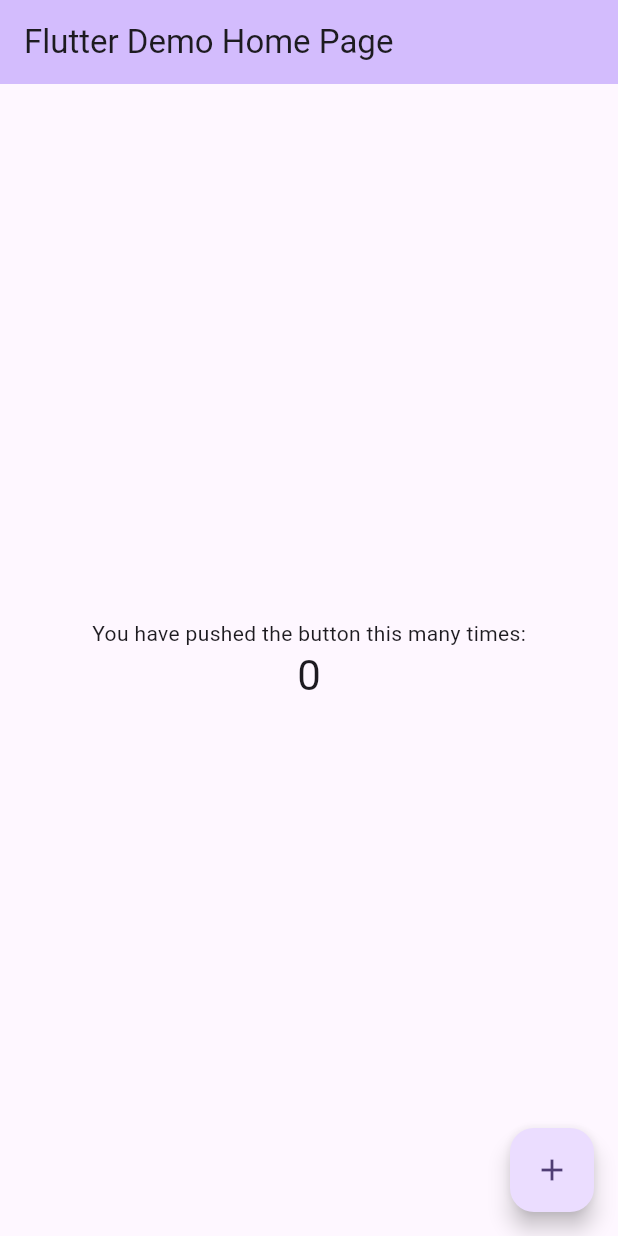
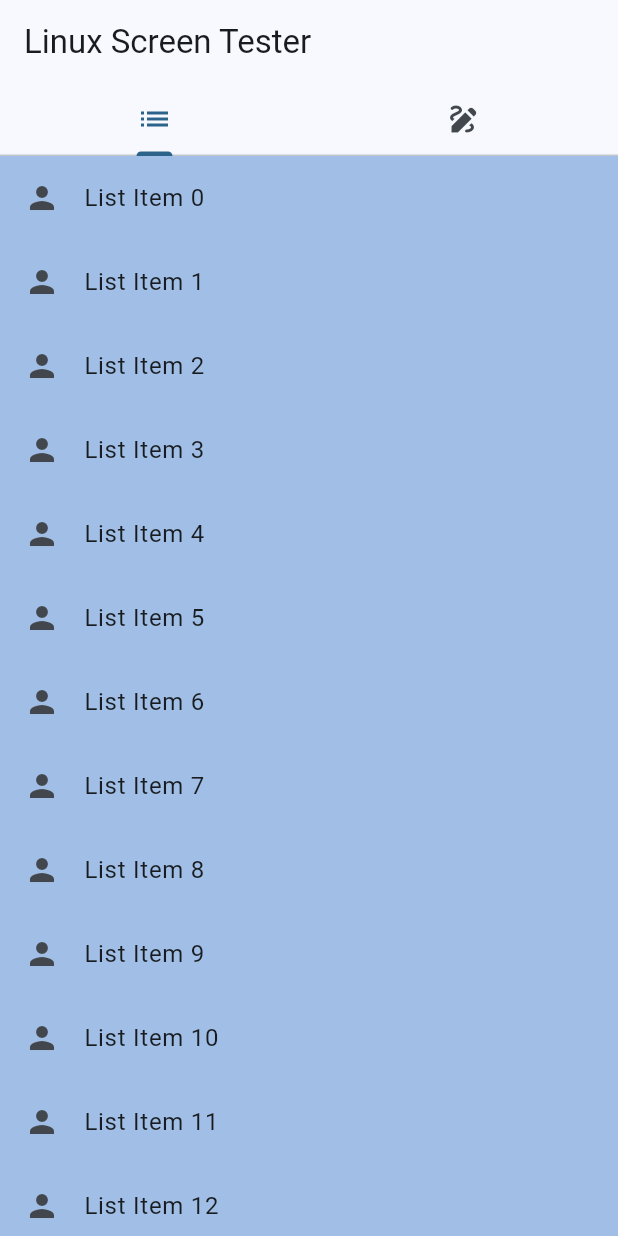
Before and after one commit to Arthurius/flutter_linux_screen_test, a Flutter app: the screen it shows after launch, on a phone screen of 412 x 824 dp. Run offline on Flutter 3.47's test engine with Material 3 defaults, Android fonts, the phone set to English and light mode, and no system bars.

Commit message:
Add scrolling and drawing demo's

```diff
--- a/lib/main.dart
+++ b/lib/main.dart
@@ -1,4 +1,6 @@
 import 'package:flutter/material.dart';
+import 'package:flutter_linux_screen_test/draw/draw_screen.dart';
+import 'package:flutter_linux_screen_test/scroll/scroll_screen.dart';
 
 void main() {
   runApp(const MyApp());
@@ -7,116 +9,33 @@ void main() {
 class MyApp extends StatelessWidget {
   const MyApp({super.key});
 
-  // This widget is the root of your application.
   @override
   Widget build(BuildContext context) {
     return MaterialApp(
       title: 'Flutter Demo',
+      debugShowCheckedModeBanner: false,
       theme: ThemeData(
-        // This is the theme of your application.
-        //
-        // TRY THIS: Try running your application with "flutter run". You'll see
-        // the application has a purple toolbar. Then, without quitting the app,
-        // try changing the seedColor in the colorScheme below to Colors.green
-        // and then invoke "hot reload" (save your changes or press the "hot
-        // reload" button in a Flutter-supported IDE, or press "r" if you used
-        // the command line to start the app).
-        //
-        // Notice that the counter didn't reset back to zero; the application
-        // state is not lost during the reload. To reset the state, use hot
-        // restart instead.
-        //
-        // This works for code too, not just values: Most code changes can be
-        // tested with just a hot reload.
-        colorScheme: ColorScheme.fromSeed(seedColor: Colors.deepPurple),
+        colorScheme: ColorScheme.fromSeed(seedColor: Color(0xFF0088CD)),
       ),
-      home: const MyHomePage(title: 'Flutter Demo Home Page'),
+      home: DefaultTabController(
+        length: 3,
+        child: Scaffold(appBar: AppBar(
+            bottom: const TabBar(
+              tabs: [
+                Tab(icon: Icon(Icons.list)),
+                Tab(icon: Icon(Icons.draw)),
+              ],
+            ),
+            title: const Text('Linux Screen Tester'),
+          ),
+          body: const TabBarView(
+            children: [
+              ScrollScreen(),
+              DrawScreen(),
+            ],
+          ),
+      ),
+      ),
     );
   }
 }
-
-class MyHomePage extends StatefulWidget {
-  const MyHomePage({super.key, required this.title});
-
-  // This widget is the home page of your application. It is stateful, meaning
-  // that it has a State object (defined below) that contains fields that affect
-  // how it looks.
-
-  // This class is the configuration for the state. It holds the values (in this
-  // case the title) provided by the parent (in this case the App widget) and
-  // used by the build method of the State. Fields in a Widget subclass are
-  // always marked "final".
-
-  final String title;
-
-  @override
-  State<MyHomePage> createState() => _MyHomePageState();
-}
-
-class _MyHomePageState extends State<MyHomePage> {
-  int _counter = 0;
-
-  void _incrementCounter() {
-    setState(() {
-      // This call to setState tells the Flutter framework that something has
-      // changed in this State, which causes it to rerun the build method below
-      // so that the display can reflect the updated values. If we changed
-      // _counter without calling setState(), then the build method would not be
-      // called again, and so nothing would appear to happen.
-      _counter++;
-    });
-  }
-
-  @override
-  Widget build(BuildContext context) {
-    // This method is rerun every time setState is called, for instance as done
-    // by the _incrementCounter method above.
-    //
-    // The Flutter framework has been optimized to make rerunning build methods
-    // fast, so that you can just rebuild anything that needs updating rather
-    // than having to individually change instances of widgets.
-    return Scaffold(
-      appBar: AppBar(
-        // TRY THIS: Try changing the color here to a specific color (to
-        // Colors.amber, perhaps?) and trigger a hot reload to see the AppBar
-        // change color while the other colors stay the same.
-        backgroundColor: Theme.of(context).colorScheme.inversePrimary,
-        // Here we take the value from the MyHomePage object that was created by
-        // the App.build method, and use it to set our appbar title.
-        title: Text(widget.title),
-      ),
-      body: Center(
-        // Center is a layout widget. It takes a single child and positions it
-        // in the middle of the parent.
-        child: Column(
-          // Column is also a layout widget. It takes a list of children and
-          // arranges them vertically. By default, it sizes itself to fit its
-          // children horizontally, and tries to be as tall as its parent.
-          //
-          // Column has various properties to control how it sizes itself and
-          // how it positions its children. Here we use mainAxisAlignment to
-          // center the children vertically; the main axis here is the vertical
-          // axis because Columns are vertical (the cross axis would be
-          // horizontal).
-          //
-          // TRY THIS: Invoke "debug painting" (choose the "Toggle Debug Paint"
-          // action in the IDE, or press "p" in the console), to see the
-          // wireframe for each widget.
-          mainAxisAlignment: MainAxisAlignment.center,
-          children: <Widget>[
-            const Text('You have pushed the button this many times:'),
-            Text(
-              '$_counter',
-              style: Theme.of(context).textTheme.headlineMedium,
-            ),
-          ],
-        ),
-      ),
-      floatingActionButton: FloatingActionButton(
-        onPressed: _incrementCounter,
-        tooltip: 'Increment',
-        child: const Icon(Icons.add),
-      ), // This trailing comma makes auto-formatting nicer for build methods.
-    );
-  }
-}
--- /dev/null
+++ b/lib/scroll/scroll_screen.dart
@@ -0,0 +1,46 @@
+import 'dart:math';
+
+import 'package:flutter/material.dart';
+
+class ScrollScreen extends StatelessWidget {
+  const ScrollScreen({super.key});
+
+  @override
+  Widget build(BuildContext context) {
+    return SingleChildScrollView(
+          child: Column(
+            children: List.generate(200, (index) {
+
+              final random = Random();
+              final color = Color.fromARGB(
+                100,
+                random.nextInt(256),
+                random.nextInt(256),
+                random.nextInt(256),
+              );
+
+              final icons = [
+                Icons.star,
+                Icons.hail,
+                Icons.favorite,
+                Icons.align_horizontal_center,
+                Icons.home,
+                Icons.person,
+                Icons.settings,
+                Icons.abc,
+              ];
+              final icon = icons[random.nextInt(icons.length)];
+
+              return  Container(
+                color: color,
+                child: ListTile(
+                  leading: Icon(icon),
+                  title: Text('List Item $index'),
+                ),
+              );
+            },
+            ),
+          ),
+          );
+  }
+}
```
Also changed, not shown: lib/draw/draw_screen.dart (added, +83 -0 lines).
